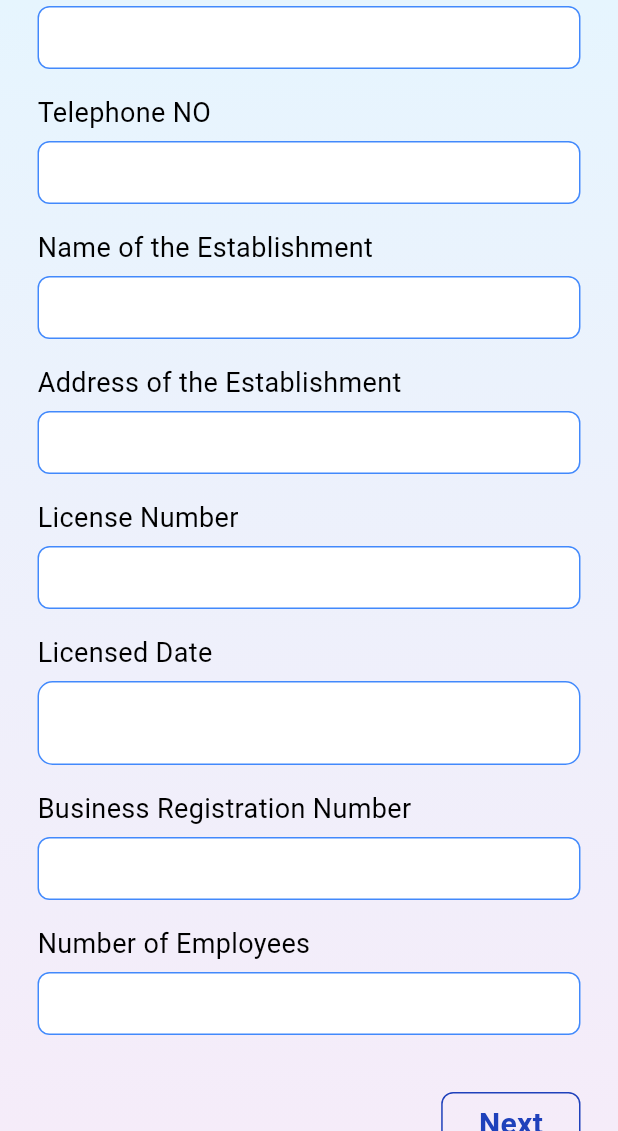
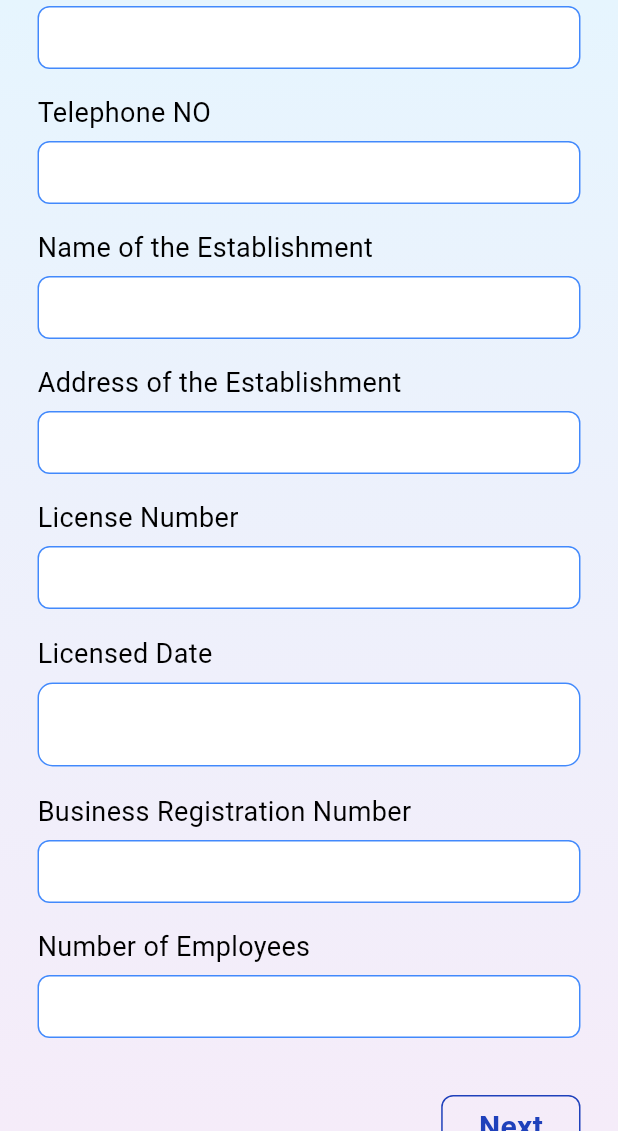
Before and after one commit to SeneshFitzroy/SafeServe-PHI-Manager, a Flutter app: the RegisterShopScreenOne screen opened by its route, scrolled down 576 dp, on a phone screen of 412 x 824 dp, the part 105-1236 px from its top. Run offline on Flutter 3.47's test engine with Material 3 defaults, Android fonts, the phone set to English and light mode, and no system bars; our stand-ins replace image_picker, material_design_icons_flutter.

Commit message:
finalized Shop registration frontend

```diff
--- a/MobileApplication/safeServe/lib/screens/register_shop/screen_one/widgets/form_text_field.dart
+++ b/MobileApplication/safeServe/lib/screens/register_shop/screen_one/widgets/form_text_field.dart
@@ -28,7 +28,7 @@ class FormTextField extends StatelessWidget {
           Text(label, style: const TextStyle(fontSize: 18, color: Colors.black)),
           const SizedBox(height: 6), // Reduce space between label and input field
           SizedBox(
-            height: 42, // Reduced height of the text field
+            height: 42,
             child: TextField(
               controller: controller,
               keyboardType: inputType,
--- a/MobileApplication/safeServe/lib/screens/register_shop/screen_one/widgets/licensed_year_field.dart
+++ b/MobileApplication/safeServe/lib/screens/register_shop/screen_one/widgets/licensed_year_field.dart
@@ -64,7 +64,7 @@ class _LicensedYearFieldState extends State<LicensedYearField> {
     widget.isInvalid ? Colors.red : const Color(0xFF4289FC);
 
     return Padding(
-      padding: const EdgeInsets.symmetric(horizontal: 25, vertical: 8),
+      padding: const EdgeInsets.symmetric(horizontal: 25, vertical: 9),
       child: Column(crossAxisAlignment: CrossAxisAlignment.start, children: [
         Text(widget.label, style: const TextStyle(fontSize: 18, color: Colors.black)),
         const SizedBox(height: 6),
```
Also changed, not shown: 3 other files.
